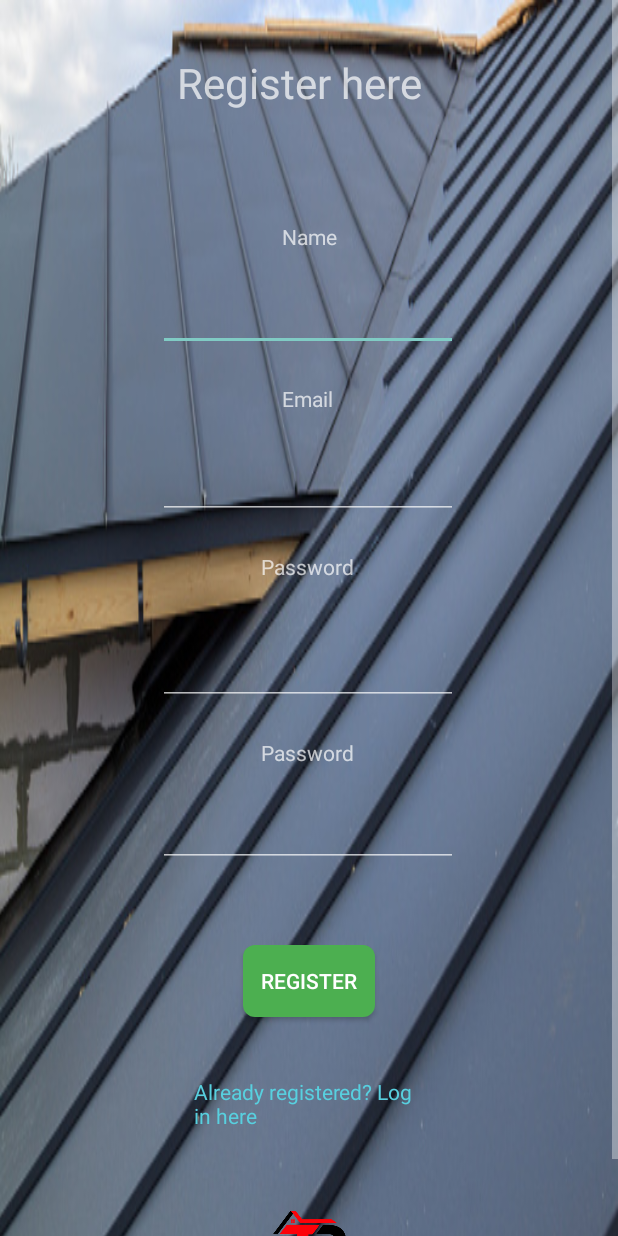
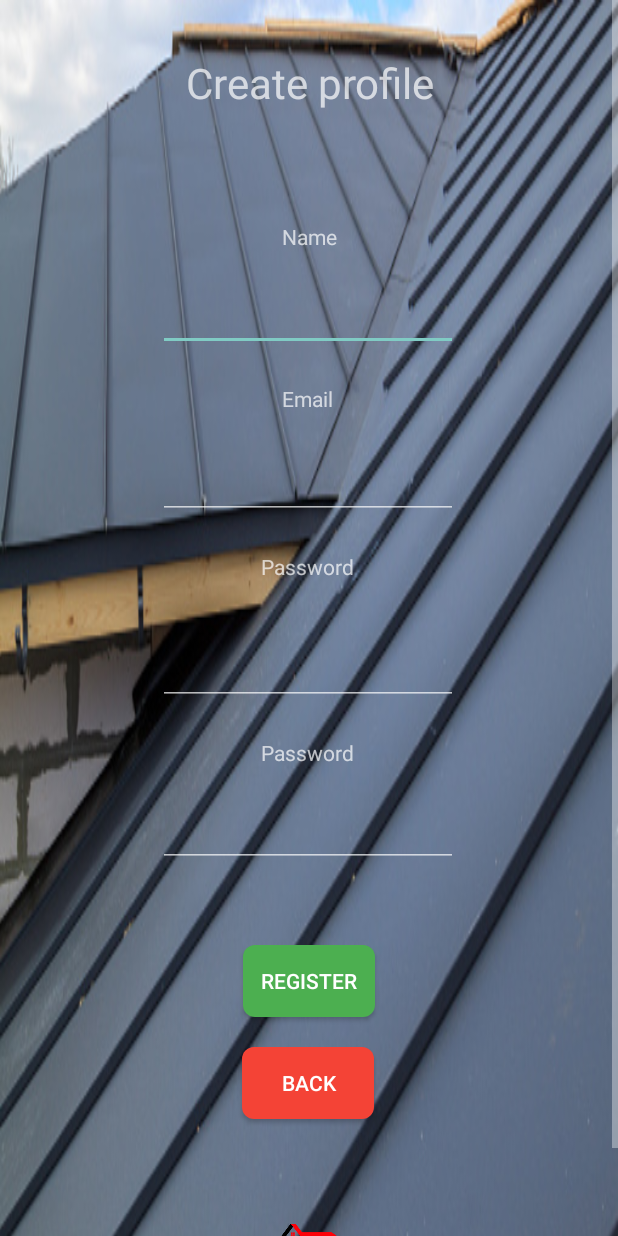
Before and after one commit to FilipKostic1999/App-for-company-workers, an Android app: the WorkerSignUp screen opened directly, with no data from a screen before it, on a phone screen of 412 x 824 dp. Run offline under Robolectric (Android 15) with nearby library versions, the phone set to English and light mode, and no system bars; our stand-ins replace Firebase (no records; nobody signed in at launch, a user with empty details on screens opened directly).

```diff
--- a/app/src/main/java/com/example/company_app/WorkerProfile.kt
+++ b/app/src/main/java/com/example/company_app/WorkerProfile.kt
@@ -235,7 +235,7 @@ class WorkerProfile : AppCompatActivity(), workDayAdapter.OnDeleteClickListener,
 
 
         workerProfLogOutBtn.setOnClickListener {
-           // auth.signOut()
+           auth.signOut()
             // Navigate to the sign-in screen
                 val intent = Intent(this, WorkerSignIn::class.java)
                 startActivity(intent)
--- a/app/src/main/java/com/example/company_app/WorkerSignIn.kt
+++ b/app/src/main/java/com/example/company_app/WorkerSignIn.kt
@@ -71,11 +71,6 @@ class WorkerSignIn : AppCompatActivity() {
 
         firebaseAuth = FirebaseAuth.getInstance()
 
-
-        binding.createA.setOnClickListener {
-            val intent = Intent(this, WorkerSignUp:: class.java)
-            startActivity(intent)
-        }
 
 
         binding.adminImg.setOnClickListener {
--- a/app/src/main/res/layout/activity_worker_sign_up.xml
+++ b/app/src/main/res/layout/activity_worker_sign_up.xml
@@ -18,10 +18,11 @@
             android:layout_width="203dp"
             android:layout_height="66dp"
             android:layout_marginTop="36dp"
-            android:text="Register here"
+            android:text="Create profile"
             android:textSize="28dp"
+            android:textAlignment="center"
             app:layout_constraintEnd_toEndOf="parent"
-            app:layout_constraintHorizontal_bias="0.567"
+            app:layout_constraintHorizontal_bias="0.504"
             app:layout_constraintStart_toStartOf="parent"
             app:layout_constraintTop_toTopOf="parent" />
 
@@ -84,17 +85,18 @@
             app:layout_constraintStart_toStartOf="parent"
             app:layout_constraintTop_toBottomOf="@+id/workerSignUpPas2EditTexst" />
 
-        <TextView
-            android:id="@+id/signInTxt"
-            android:layout_width="152dp"
-            android:layout_height="35dp"
-            android:layout_marginTop="40dp"
-            android:text="Already registered? Log in here"
-            android:textColor="#58D0DF"
+        <Button
+            android:id="@+id/backBtn"
+            android:layout_width="wrap_content"
+            android:layout_height="wrap_content"
+            android:layout_marginTop="228dp"
+            android:background="@drawable/rounded_button_bg"
+            android:backgroundTint="#F44336"
+            android:text="Back"
             app:layout_constraintEnd_toEndOf="parent"
             app:layout_constraintHorizontal_bias="0.498"
             app:layout_constraintStart_toStartOf="parent"
-            app:layout_constraintTop_toBottomOf="@+id/signUpWorkerBut" />
+            app:layout_constraintTop_toBottomOf="@+id/workerSignUpPas2EditTexst" />
 
         <TextView
             android:id="@+id/textView5"
@@ -143,10 +145,10 @@
             android:id="@+id/imageView2"
             android:layout_width="111dp"
             android:layout_height="85dp"
-            android:layout_marginTop="40dp"
+            android:layout_marginTop="56dp"
             app:layout_constraintEnd_toEndOf="parent"
             app:layout_constraintStart_toStartOf="parent"
-            app:layout_constraintTop_toBottomOf="@+id/signInTxt"
+            app:layout_constraintTop_toBottomOf="@+id/backBtn"
             app:srcCompat="@drawable/toplogo" />
 
     </androidx.constraintlayout.widget.ConstraintLayout>
```
Also changed, not shown: app/src/main/java/com/example/company_app/MainActivity.kt (+6 -2 lines), app/src/main/java/com/example/company_app/OwnerShowRecycleview.kt (+22 -1 lines), app/src/main/java/com/example/company_app/WorkerSignUp.kt (+12 -3 lines), app/src/main/res/layout/activity_owner_show_recycleview.xml (+28 -3 lines), app/src/main/res/layout/activity_worker_sign_in.xml (+0 -11 lines).
